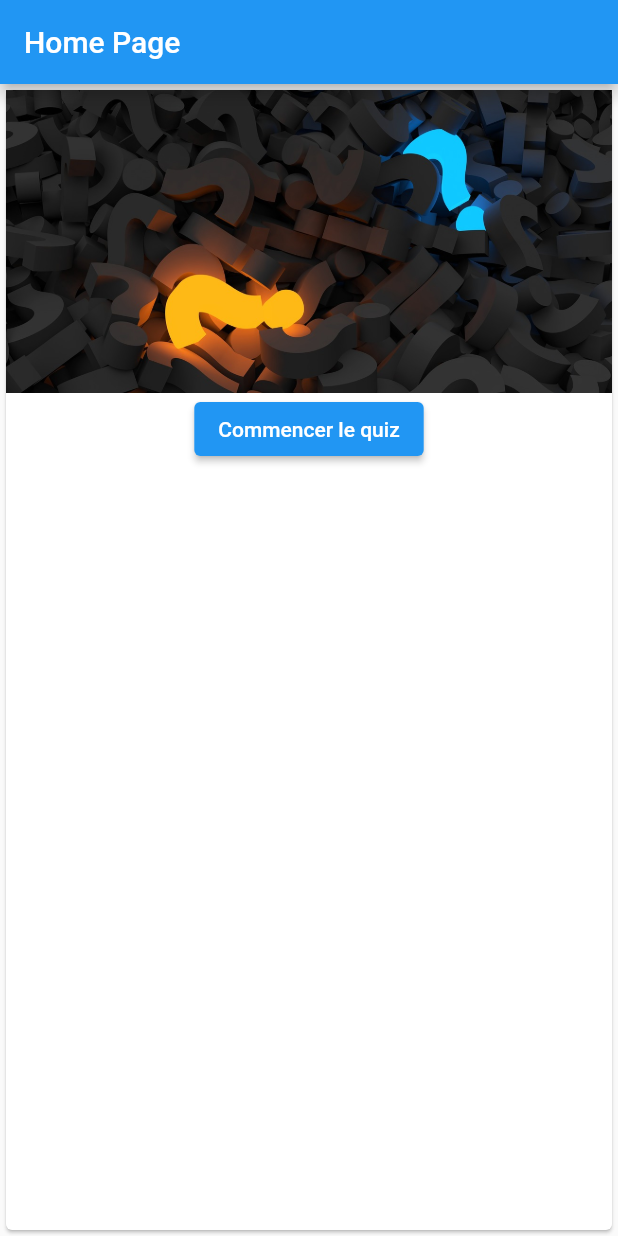
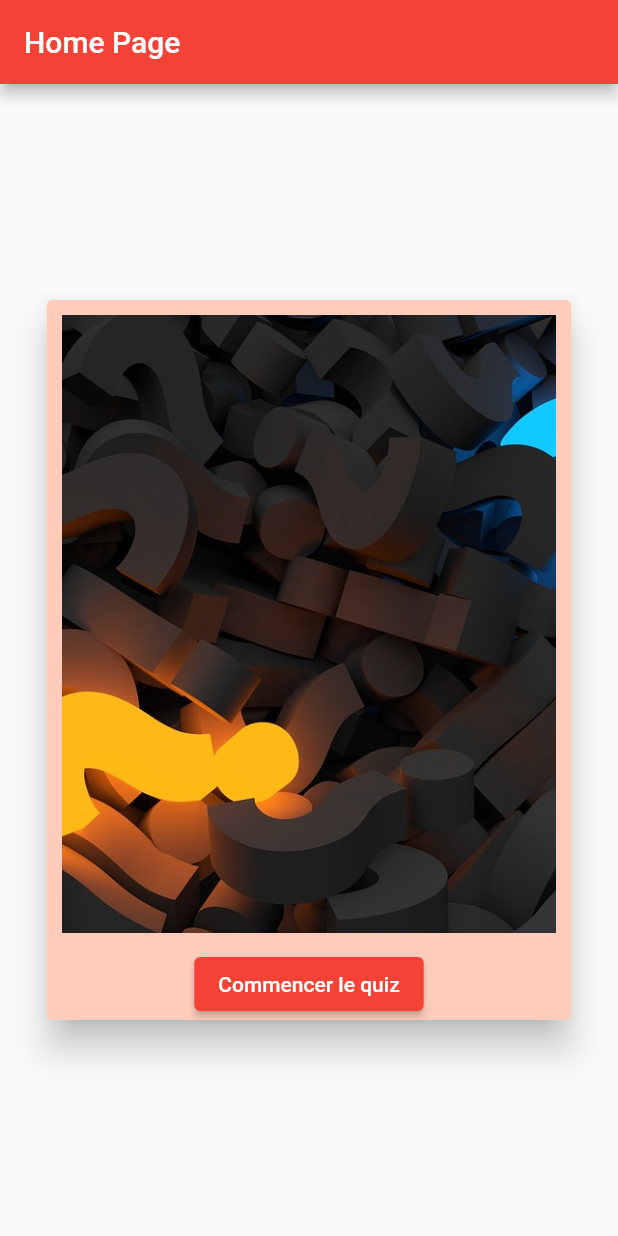
Before and after one commit to amdhub/quiz_app, a Flutter app: the screen it shows after launch, on a phone screen of 412 x 824 dp. Run offline on Flutter 3.47's test engine with Material 2 defaults, Android fonts, the phone set to English and light mode, and no system bars.

Commit message:
other commit

```diff
--- a/lib/home_page.dart
+++ b/lib/home_page.dart
@@ -4,16 +4,24 @@ import 'package:quiz_app/quiz_page.dart';
 class HomePage extends StatelessWidget {
   @override
   Widget build(BuildContext context) {
-    // TODO: implement build
+    final size = MediaQuery.of(context).size;
+    final height = size.height;
+    final width  = size.width;
+
     return Scaffold(
       appBar: AppBar(
         title: Text('Home Page'),
       ),
       body: Center(
         child: Card(
+          color: Colors.deepOrange.shade100,
+          elevation: 10,
           child: Column(
+            mainAxisSize: MainAxisSize.min,
             children: [
-              Image.asset('images/cover.jpg'),
+              Padding(padding: EdgeInsets.all(10.0),
+                child: Image.asset('images/cover.jpg', height: height / 2, width: width * 0.8, fit: BoxFit.cover, ),
+              ),
               ElevatedButton(
                   onPressed: (){
                     Navigator.of(context).push(MaterialPageRoute(
--- a/lib/main.dart
+++ b/lib/main.dart
@@ -14,7 +14,7 @@ class MyApp extends StatelessWidget {
     return MaterialApp(
       title: 'Flutter Demo',
       theme: ThemeData(
-          primarySwatch: Colors.blue,
+          primarySwatch: Colors.red,
       ),
       home: HomePage(),
     );
```
